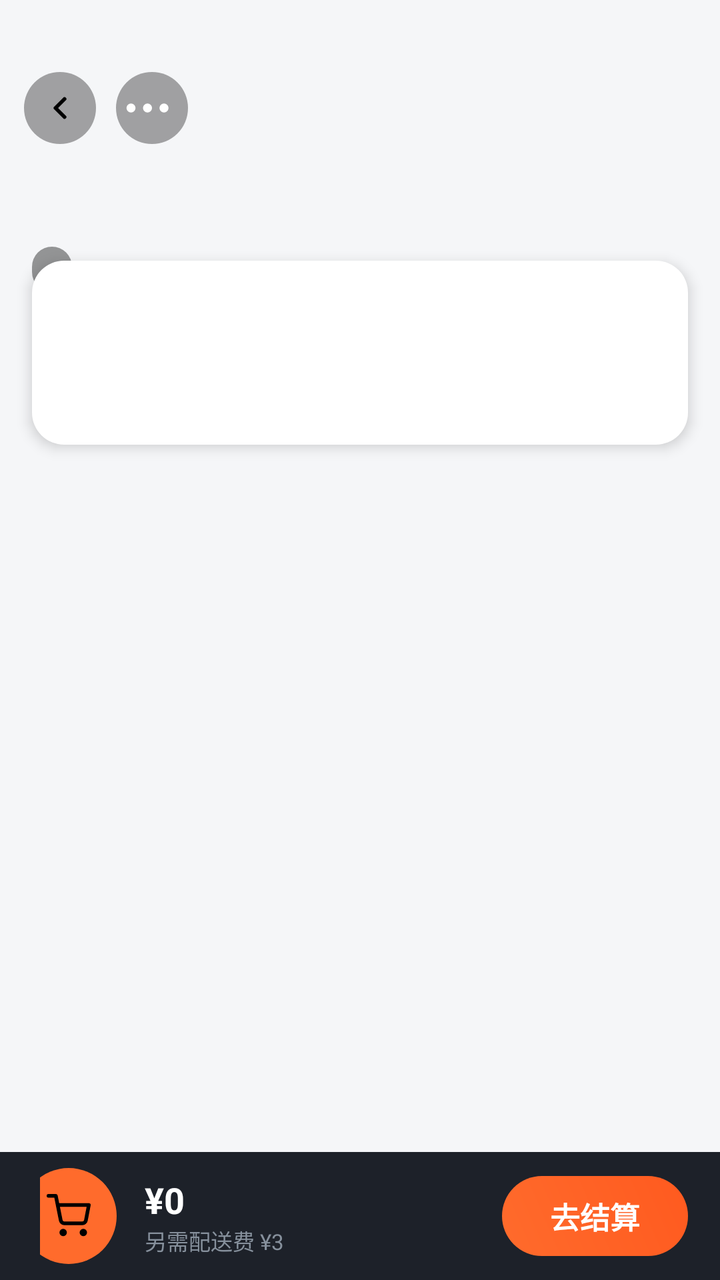
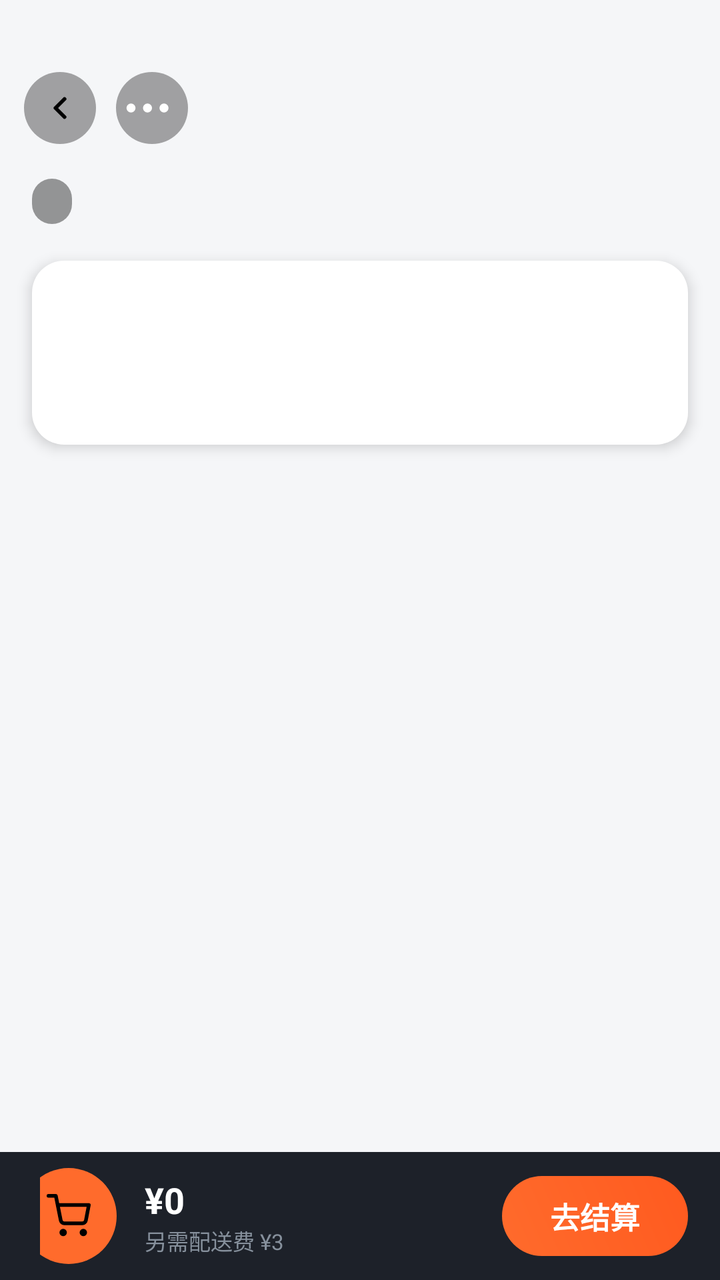

Two renders of the same Android screen: before a commit and after it. Below are the layout's source before the change and the commit's diff.
<!-- AndroidManifest.xml: application theme Theme.DawnClient -->
<!-- res/layout/activity_merchant.xml -->
<?xml version="1.0" encoding="utf-8"?>
<FrameLayout xmlns:android="http://schemas.android.com/apk/res/android"
    android:layout_width="match_parent"
    android:layout_height="match_parent"
    android:background="@color/bg">

    
    <LinearLayout
        android:layout_width="match_parent"
        android:layout_height="match_parent"
        android:orientation="vertical">

        
        <FrameLayout
            android:id="@+id/hero"
            android:layout_width="match_parent"
            android:layout_height="160dp">

            <TextView
                android:id="@+id/heroBadge"
                android:layout_width="wrap_content"
                android:layout_height="wrap_content"
                android:layout_gravity="bottom|left"
                android:layout_marginLeft="16dp"
                android:layout_marginBottom="14dp"
                android:background="@drawable/bg_hero_badge"
                android:paddingLeft="10dp"
                android:paddingTop="4dp"
                android:paddingRight="10dp"
                android:paddingBottom="4dp"
                android:textColor="@color/white"
                android:textSize="11sp" />

            <LinearLayout
                android:layout_width="wrap_content"
                android:layout_height="wrap_content"
                android:layout_gravity="top|left"
                android:layout_marginTop="36dp"
                android:layout_marginLeft="12dp"
                android:orientation="horizontal">

                <ImageView
                    android:id="@+id/btnBack"
                    android:layout_width="36dp"
                    android:layout_height="36dp"
                    android:background="@drawable/bg_circle_dark"
                    android:contentDescription="返回"
                    android:padding="9dp"
                    android:src="@drawable/ic_chevron_left" />

                <ImageView
                    android:layout_width="36dp"
                    android:layout_height="36dp"
                    android:layout_marginLeft="10dp"
                    android:background="@drawable/bg_circle_dark"
                    android:contentDescription="更多"
                    android:src="@drawable/ic_more" />
            </LinearLayout>
        </FrameLayout>

        
        <LinearLayout
            android:layout_width="match_parent"
            android:layout_height="wrap_content"
            android:layout_marginLeft="16dp"
            android:layout_marginTop="-30dp"
            android:layout_marginRight="16dp"
            android:background="@drawable/bg_card_16"
            android:orientation="vertical"
            android:elevation="4dp"
            android:padding="16dp">

            <TextView
                android:id="@+id/shopName"
                android:layout_width="wrap_content"
                android:layout_height="wrap_content"
                android:textColor="@color/text_primary"
                android:textSize="19sp"
                android:textStyle="bold" />

            <LinearLayout
                android:layout_width="match_parent"
                android:layout_height="wrap_content"
                android:layout_marginTop="8dp"
                android:orientation="horizontal">

                <TextView
                    android:id="@+id/metaScore"
                    android:layout_width="wrap_content"
                    android:layout_height="wrap_content"
                    android:textColor="@color/text_secondary"
                    android:textSize="12sp" />

                <TextView
                    android:id="@+id/metaDist"
                    android:layout_width="wrap_content"
                    android:layout_height="wrap_content"
                    android:layout_marginLeft="16dp"
                    android:textColor="@color/text_secondary"
                    android:textSize="12sp" />

                <TextView
                    android:id="@+id/metaTime"
                    android:layout_width="wrap_content"
                    android:layout_height="wrap_content"
                    android:layout_marginLeft="16dp"
                    android:textColor="@color/text_secondary"
                    android:textSize="12sp" />
            </LinearLayout>

            <LinearLayout
                android:id="@+id/shopTags"
                android:layout_width="match_parent"
                android:layout_height="wrap_content"
                android:layout_marginTop="10dp"
                android:orientation="horizontal" />
        </LinearLayout>

        
        <HorizontalScrollView
            android:layout_width="match_parent"
            android:layout_height="wrap_content"
            android:layout_marginTop="12dp"
            android:scrollbars="none">

            <LinearLayout
                android:id="@+id/catRow"
                android:layout_width="wrap_content"
                android:layout_height="wrap_content"
                android:orientation="horizontal"
                android:paddingLeft="16dp"
                android:paddingRight="16dp" />
        </HorizontalScrollView>

        
        <ScrollView
            android:layout_width="match_parent"
            android:layout_height="0dp"
            android:layout_weight="1"
            android:scrollbars="none">

            <LinearLayout
                android:id="@+id/dishList"
                android:layout_width="match_parent"
                android:layout_height="wrap_content"
                android:orientation="vertical"
                android:paddingLeft="16dp"
                android:paddingTop="12dp"
                android:paddingRight="16dp"
                android:paddingBottom="16dp" />
        </ScrollView>
    </LinearLayout>

    
    <LinearLayout
        android:id="@+id/cartBar"
        android:layout_width="match_parent"
        android:layout_height="64dp"
        android:layout_gravity="bottom"
        android:background="@drawable/bg_cart_dark"
        android:gravity="center_vertical"
        android:orientation="horizontal"
        android:paddingLeft="20dp"
        android:paddingRight="16dp">

        <FrameLayout
            android:layout_width="48dp"
            android:layout_height="48dp"
            android:background="@drawable/bg_cart_icon"
            android:layout_marginLeft="-10dp">

            <ImageView
                android:layout_width="22dp"
                android:layout_height="22dp"
                android:layout_gravity="center"
                android:contentDescription="购物车"
                android:src="@drawable/ic_cart" />

            <TextView
                android:id="@+id/cartBadge"
                android:layout_width="16dp"
                android:layout_height="16dp"
                android:layout_gravity="top|end"
                android:background="@drawable/bg_badge_red"
                android:gravity="center"
                android:textColor="@color/white"
                android:textSize="10sp"
                android:textStyle="bold"
                android:visibility="gone" />
        </FrameLayout>

        <LinearLayout
            android:layout_width="0dp"
            android:layout_height="wrap_content"
            android:layout_marginLeft="14dp"
            android:layout_weight="1"
            android:orientation="vertical">

            <TextView
                android:id="@+id/cartTotal"
                android:layout_width="wrap_content"
                android:layout_height="wrap_content"
                android:text="¥0"
                android:textColor="@color/white"
                android:textSize="18sp"
                android:textStyle="bold" />

            <TextView
                android:layout_width="wrap_content"
                android:layout_height="wrap_content"
                android:text="另需配送费 ¥3"
                android:textColor="@color/text_tertiary"
                android:textSize="11sp" />
        </LinearLayout>

        <TextView
            android:id="@+id/btnCheckout"
            android:layout_width="wrap_content"
            android:layout_height="40dp"
            android:background="@drawable/bg_btn"
            android:gravity="center"
            android:paddingLeft="24dp"
            android:paddingRight="24dp"
            android:text="去结算"
            android:textColor="@color/white"
            android:textSize="15sp"
            android:textStyle="bold" />
    </LinearLayout>
</FrameLayout>
<!-- resources referenced by this layout -->
<resources>
  <color name="bg">#F5F6F8</color>
  <color name="text_primary">#1D2129</color>
  <color name="text_secondary">#4E5969</color>
  <color name="text_tertiary">#86909C</color>
  <color name="white">#FFFFFF</color>
  <!-- drawable bg_badge_red (drawable) -->
  <?xml version="1.0" encoding="utf-8"?>
  <shape xmlns:android="http://schemas.android.com/apk/res/android"
      android:shape="oval">
      <solid android:color="#FF4D4F" />
  </shape>
  <!-- drawable bg_btn (drawable) -->
  <?xml version="1.0" encoding="utf-8"?>
  <shape xmlns:android="http://schemas.android.com/apk/res/android">
      <gradient
          android:angle="45"
          android:endColor="#FF5A1F"
          android:startColor="#FF6B2C" />
      <corners android:radius="24dp" />
  </shape>
  <!-- drawable bg_card_16 (drawable) -->
  <?xml version="1.0" encoding="utf-8"?>
  <shape xmlns:android="http://schemas.android.com/apk/res/android">
      <solid android:color="@color/white" />
      <corners android:radius="16dp" />
  </shape>
  <!-- drawable bg_cart_dark (drawable) -->
  <?xml version="1.0" encoding="utf-8"?>
  <shape xmlns:android="http://schemas.android.com/apk/res/android">
      <solid android:color="#1D2129" />
  </shape>
  <!-- drawable bg_cart_icon (drawable) -->
  <?xml version="1.0" encoding="utf-8"?>
  <shape xmlns:android="http://schemas.android.com/apk/res/android"
      android:shape="oval">
      <solid android:color="#FF6B2C" />
  </shape>
  <!-- drawable bg_circle_dark (drawable) -->
  <?xml version="1.0" encoding="utf-8"?>
  <shape xmlns:android="http://schemas.android.com/apk/res/android"
      android:shape="oval">
      <solid android:color="#59000000" />
  </shape>
  <!-- drawable bg_hero_badge (drawable) -->
  <?xml version="1.0" encoding="utf-8"?>
  <shape xmlns:android="http://schemas.android.com/apk/res/android">
      <solid android:color="#66000000" />
      <corners android:radius="10dp" />
  </shape>
  <!-- drawable ic_chevron_left (drawable) -->
  <?xml version="1.0" encoding="utf-8"?>
  <vector xmlns:android="http://schemas.android.com/apk/res/android"
      android:width="24dp"
      android:height="24dp"
      android:viewportWidth="24"
      android:viewportHeight="24">
      <path
          android:fillColor="@android:color/transparent"
          android:strokeColor="#FF000000"
          android:strokeLineCap="round"
          android:strokeLineJoin="round"
          android:strokeWidth="2.5"
          android:pathData="M15,18l-6,-6l6,-6" />
  </vector>
  <!-- drawable ic_more (drawable) -->
  <?xml version="1.0" encoding="utf-8"?>
  <vector xmlns:android="http://schemas.android.com/apk/res/android"
      android:width="24dp"
      android:height="24dp"
      android:viewportWidth="24"
      android:viewportHeight="24">
      <path
          android:fillColor="#FFFFFF"
          android:pathData="M5,12m-1.5,0a1.5,1.5 0,1 1,3 0a1.5,1.5 0,1 1,-3 0M10.5,12m-1.5,0a1.5,1.5 0,1 1,3 0a1.5,1.5 0,1 1,-3 0M16,12m-1.5,0a1.5,1.5 0,1 1,3 0a1.5,1.5 0,1 1,-3 0" />
  </vector>
  <style name="Theme.DawnClient" parent="Theme.AppCompat.Light.NoActionBar">
          <item name="android:windowBackground">@color/bg</item>
          <item name="android:statusBarColor">@android:color/transparent</item>
          <item name="android:navigationBarColor">@android:color/transparent</item>
          <item name="android:windowLightStatusBar">false</item>
          <item name="android:forceDarkAllowed">false</item>
          <item name="colorPrimary">@color/primary</item>
          <item name="colorPrimaryDark">@color/primary_dark</item>
          <item name="colorAccent">@color/primary</item>
      </style>
  <color name="primary">#FF6B2C</color>
  <color name="primary_dark">#FF5A1F</color>
  <!-- unchanged entries left out for length: 1 -->
</resources>

<!-- the commit's change to res/layout/activity_merchant.xml (unified diff, before → after) -->
@@ -22,7 +22,7 @@
                 android:layout_height="wrap_content"
                 android:layout_gravity="bottom|left"
                 android:layout_marginLeft="16dp"
-                android:layout_marginBottom="14dp"
+                android:layout_marginBottom="48dp"
                 android:background="@drawable/bg_hero_badge"
                 android:paddingLeft="10dp"
                 android:paddingTop="4dp"
